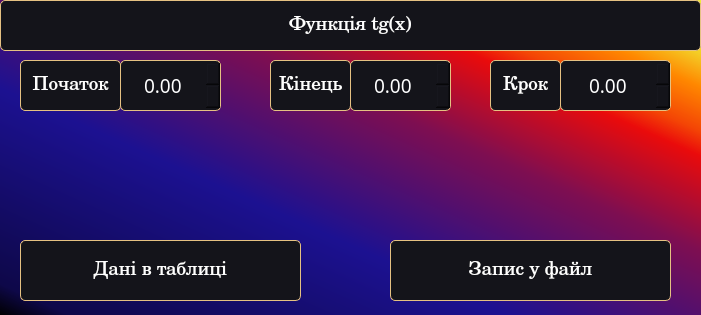
Above: Laba7/mainwindow.ui from PavloSeniv/QtCreatorLab before the change. Below: the same form after it.
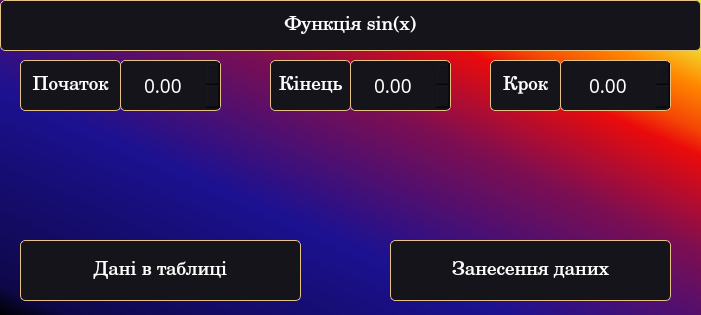
That is the form after the change.

Patch:
```diff
--- a/Laba7/mainwindow.ui
+++ b/Laba7/mainwindow.ui
@@ -49,7 +49,7 @@
 border-radius:5px</string>
     </property>
     <property name="text">
-     <string>Функція tg(x)</string>
+     <string>Функція sin(x)</string>
     </property>
     <property name="alignment">
      <set>Qt::AlignCenter</set>
@@ -278,7 +278,7 @@
 border-radius:5px</string>
     </property>
     <property name="text">
-     <string>Запис у файл</string>
+     <string>Занесення даних</string>
     </property>
    </widget>
    <widget class="QPushButton" name="pushButton_2">
```
